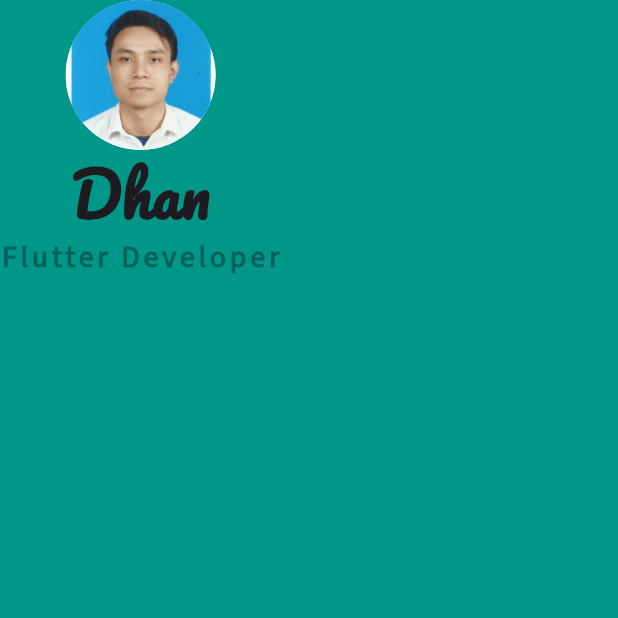
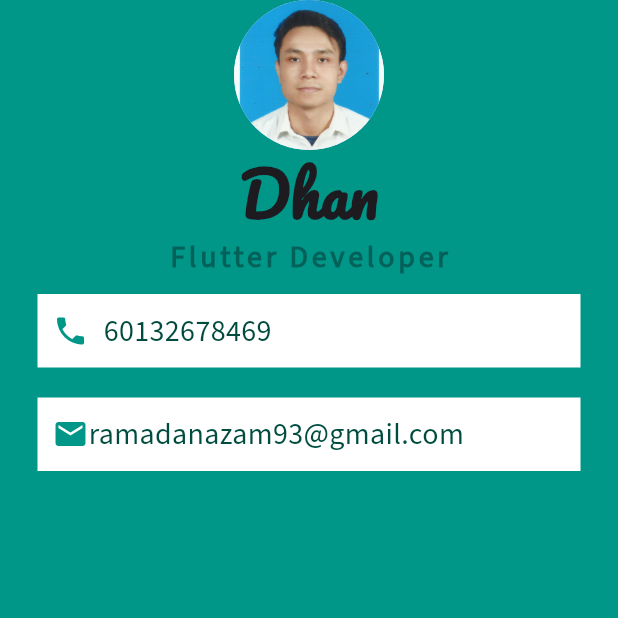
Before and after one commit to dhanazam/micard, a Flutter app: the screen it shows after launch, on a phone screen of 412 x 824 dp, the top half of it. Run offline on Flutter 3.47's test engine with Material 3 defaults, Android fonts, the phone set to English and light mode, and no system bars.

Commit message:
add email info

```diff
--- a/lib/main.dart
+++ b/lib/main.dart
@@ -9,17 +9,17 @@ class MainApp extends StatelessWidget {
 
   @override
   Widget build(BuildContext context) {
-    return const MaterialApp(
+    return MaterialApp(
       home: Scaffold(
         backgroundColor: Colors.teal,
         body: SafeArea(
           child: Column(
             children: <Widget>[
-            CircleAvatar(
+            const CircleAvatar(
               radius: 50.0,
               backgroundImage: AssetImage('images/profile.jpeg'),
             ),
-            Text(
+            const Text(
               'Dhan',
               style: TextStyle(
                 fontFamily: 'Pacifico',
@@ -27,7 +27,7 @@ class MainApp extends StatelessWidget {
                 fontWeight: FontWeight.bold
               )
             ),
-            Text(
+            const Text(
               'Flutter Developer',
               style: TextStyle(
                 fontFamily: 'Source Sans Pro',
@@ -36,8 +36,55 @@ class MainApp extends StatelessWidget {
                 letterSpacing: 2.5,
                 fontWeight: FontWeight.bold
               )
+            ),
+            Container(
+              padding: const EdgeInsets.all(10.0),
+              color: Colors.white,
+              margin: const EdgeInsets.symmetric(vertical: 10.0, horizontal: 25.0),
+              child: const Row(
+                children: [
+                  Icon(
+                    Icons.phone,
+                    color: Colors.teal,
+                  ),
+                  SizedBox(
+                    width: 10.0,
+                  ),
+                  Text(
+                    '60132678469',
+                    style: TextStyle(
+                      color: Color.fromARGB(255, 1, 75, 62),
+                      fontFamily: 'Source Sans Pro',
+                      fontSize: 20.0
+                    )
+                  ),
+                ],
+              ),
+            ),
+            Container(
+              color: Colors.white,
+              padding: const EdgeInsets.all(10.0),
+              margin: const EdgeInsets.symmetric(vertical: 10.0, horizontal: 25.0),
+              child: Row(
+                children: [
+                  const Icon(
+                    Icons.email,
+                    color: Colors.teal,
+                  ),
+                  Text(
+                    'ramadanazam93@gmail.com',
+                    style: TextStyle(
+                      fontSize: 20.0,
+                      color: Colors.teal.shade900,
+                      fontFamily: 'Source Sans Pro'
+                    )
+                  )
+                ]
+              ),
             )
-          ],),)
+          ],
+        ),
+        ),
       ),
     );
   }
```
